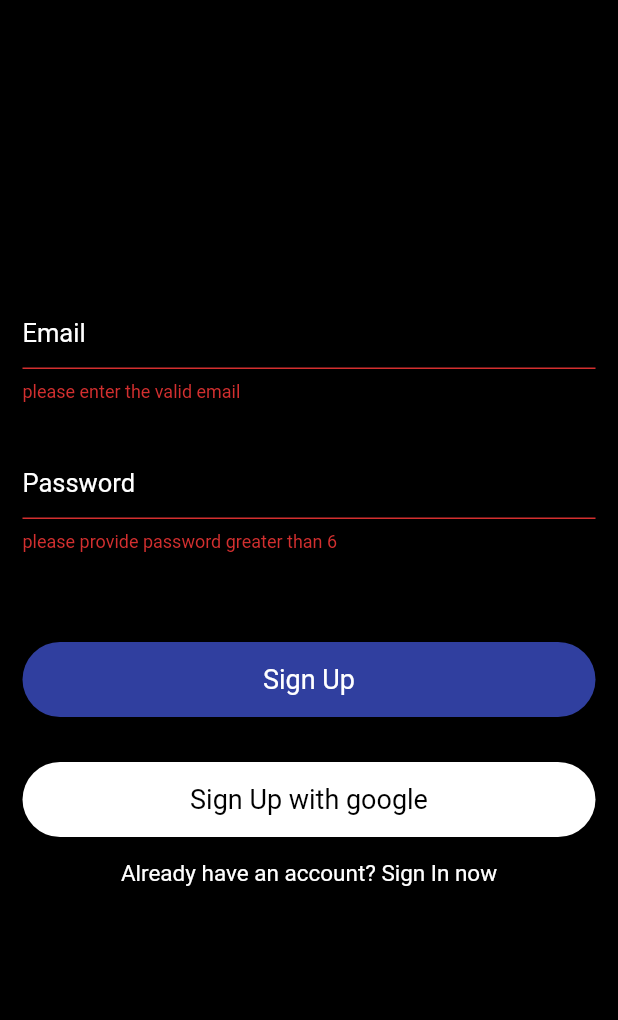
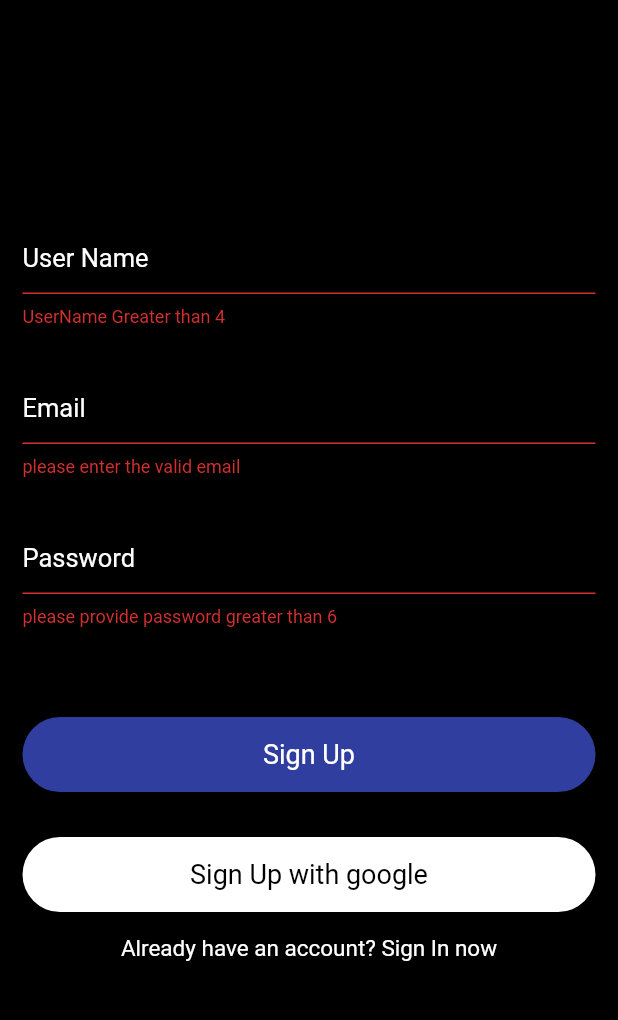
Before and after one commit to Shehan82/Chat-Snap, a Flutter app: the SignUp screen opened directly, after a tap on "Sign Up", on a phone screen of 412 x 824 dp, the part 84-1104 px from its top. Run offline on Flutter 3.47's test engine with Material 2 defaults, Android fonts, the phone set to English and light mode, and no system bars; our stand-ins replace firebase_auth, firebase_core, firebase_database; accounts and stored records are empty.

Commit message:
added the navigation

```diff
--- a/lib/signIn.dart
+++ b/lib/signIn.dart
@@ -1,4 +1,5 @@
 import 'package:chat_app/auth.dart';
+import 'package:chat_app/chatRoom.dart';
 import 'package:flutter/material.dart';
 
 class SignIn extends StatefulWidget {
@@ -24,6 +25,9 @@ class _SignInState extends State<SignIn> {
       authMethods
           .signInWithEmailAndPassword(emailTEC.text, passwordTEC.text)
           .then((value) => print(value));
+
+      Navigator.pushReplacement(
+          context, MaterialPageRoute(builder: (context) => ChatRoom()));
     }
   }
 
--- a/lib/signUp.dart
+++ b/lib/signUp.dart
@@ -52,25 +52,25 @@ class _SignUpState extends State<SignUp> {
                         key: formKey,
                         child: Column(
                           children: [
-                            // Container(
-                            //   padding: EdgeInsets.all(15),
-                            //   child: TextFormField(
-                            //     validator: (val) {
-                            //       return val.isEmpty || val.length < 4
-                            //           ? "UserName Greater than 4"
-                            //           : null;
-                            //     },
-                            //     controller: userNameTEC,
-                            //     decoration: InputDecoration(
-                            //         hintText: "User Name",
-                            //         hintStyle: TextStyle(
-                            //             color: Colors.white, fontSize: 17),
-                            //         enabledBorder: UnderlineInputBorder(
-                            //             borderSide:
-                            //                 BorderSide(color: Colors.white))),
-                            //     style: TextStyle(color: Colors.white),
-                            //   ),
-                            // ),
+                            Container(
+                              padding: EdgeInsets.all(15),
+                              child: TextFormField(
+                                validator: (val) {
+                                  return val.isEmpty || val.length < 4
+                                      ? "UserName Greater than 4"
+                                      : null;
+                                },
+                                controller: userNameTEC,
+                                decoration: InputDecoration(
+                                    hintText: "User Name",
+                                    hintStyle: TextStyle(
+                                        color: Colors.white, fontSize: 17),
+                                    enabledBorder: UnderlineInputBorder(
+                                        borderSide:
+                                            BorderSide(color: Colors.white))),
+                                style: TextStyle(color: Colors.white),
+                              ),
+                            ),
                             Container(
                               padding: EdgeInsets.all(15),
                               child: TextFormField(
```
Also changed, not shown: lib/chatRoom.dart (added, +36 -0 lines).
